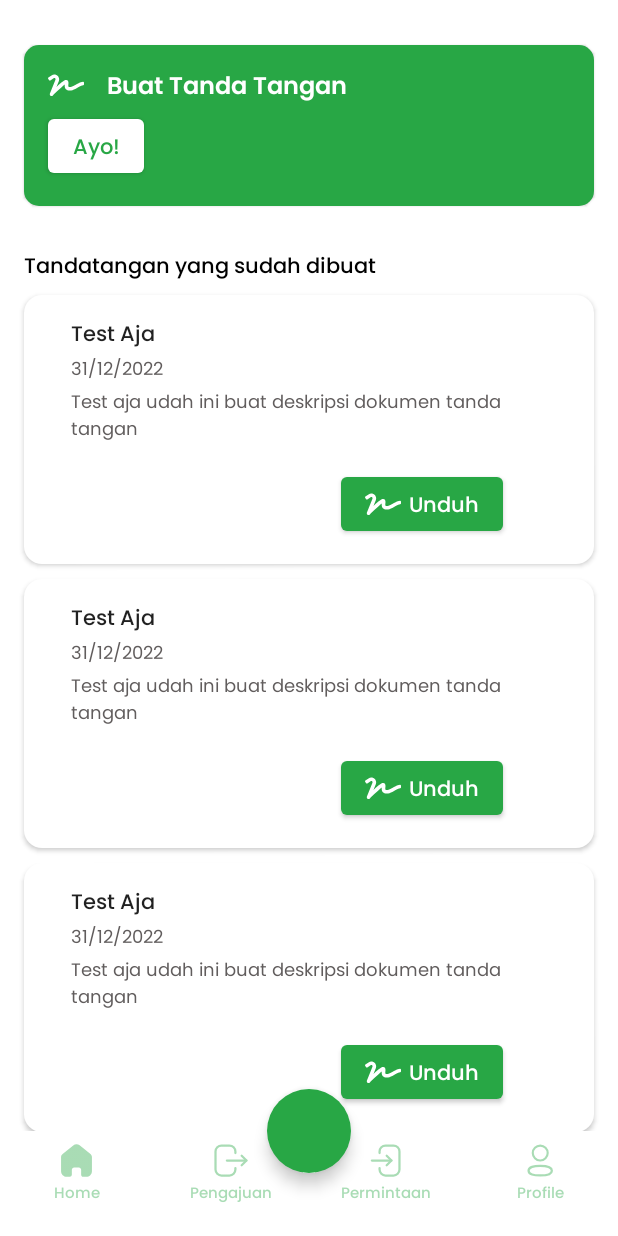
After one commit to Adnif/taio-frontend, an Android app built with Jetpack Compose: the ListSignatureScreen screen opened through its navigation route, on a phone screen of 412 x 824 dp. The commit adds this screen. Run offline under Robolectric (Android 15) with nearby library versions, the phone set to English and light mode, and no system bars.

Commit message:
Add signature list in DataSource, Create file SignatureList and ListSignatureScreen, and And added some code to navigate to ListSignatureScreen

```diff
--- a/app/src/main/java/com/taio/taio/data/DataSource.kt
+++ b/app/src/main/java/com/taio/taio/data/DataSource.kt
@@ -1,9 +1,11 @@
 package com.taio.taio.data
 
 import com.taio.taio.R
+import com.taio.taio.domain.model.SiganatureList
 import com.taio.taio.domain.model.User
 import com.taio.taio.domain.model.UserRequest
 import com.taio.taio.domain.model.UserRequested
+import java.security.Signature
 
 class DataSource() {
     fun loadFastRequest(): List<User> {
@@ -60,4 +62,33 @@ class DataSource() {
             ),
         )
     }
+
+    fun loadListSignature(): List<SiganatureList> {
+        return listOf<SiganatureList>(
+            SiganatureList(
+                "Test Aja",
+                "31/12/2022",
+                "12345678",
+                "Test aja udah ini buat deskripsi dokumen tanda tangan"
+            ),
+            SiganatureList(
+                "Test Aja",
+                "31/12/2022",
+                "12345678",
+                "Test aja udah ini buat deskripsi dokumen tanda tangan"
+            ),
+            SiganatureList(
+                "Test Aja",
+                "31/12/2022",
+                "12345678",
+                "Test aja udah ini buat deskripsi dokumen tanda tangan"
+            ),
+            SiganatureList(
+                "Test Aja",
+                "31/12/2022",
+                "12345678",
+                "Test aja udah ini buat deskripsi dokumen tanda tangan"
+            )
+        )
+    }
 }
--- /dev/null
+++ b/app/src/main/java/com/taio/taio/domain/model/SiganatureList.kt
@@ -0,0 +1,8 @@
+package com.taio.taio.domain.model
+
+data class SiganatureList(
+    val documentName: String,
+    val documentDate: String,
+    val documentNumber: String,
+    val documentDescription: String,
+)
--- a/app/src/main/java/com/taio/taio/ui/TandatanganioApp.kt
+++ b/app/src/main/java/com/taio/taio/ui/TandatanganioApp.kt
@@ -24,7 +24,10 @@ import androidx.navigation.compose.currentBackStackEntryAsState
 import androidx.navigation.compose.rememberNavController
 import com.taio.taio.R
 import com.taio.taio.domain.model.User
+import com.taio.taio.ui.screen.CreateSignatureScreen
 import com.taio.taio.ui.screen.HomeScreen
+import com.taio.taio.ui.screen.ListSignatureScreen
+import com.taio.taio.ui.screen.TestCreateScreen
 import com.taio.taio.ui.theme.TandatanganioMobileTheme
 import com.taio.taio.ui.theme.fonts
 
@@ -62,6 +65,12 @@ sealed class TandatanganioScreen(
         title = "Profile",
         icon = R.drawable.profile
     )
+
+    object Create : TandatanganioScreen(
+        route = "cretaesignature",
+        title = "Create Signature",
+        icon = R.drawable.generated_count
+    )
 }
 
 @Composable
@@ -85,6 +94,12 @@ fun TandatanganioNavGraph(navController: NavHostController) {
         composable(route = TandatanganioScreen.Profile.route) {
             HomeScreen(User(0, ""))
         }
+        composable(route = "ListSignature"){
+            ListSignatureScreen(navController = navController)
+        }
+        composable(route = TandatanganioScreen.Create.route){
+            TestCreateScreen(navController = navController)
+        }
     }
 }
 
@@ -100,7 +115,7 @@ fun TandatanganioApp() {
         floatingActionButton = {
             FloatingActionButton(
                 shape = CircleShape,
-                onClick = { TODO() },
+                onClick = {navController.navigate("ListSignature")},
                 backgroundColor = MaterialTheme.colors.primary,
                 contentColor = MaterialTheme.colors.secondary
             ) {
--- a/app/src/main/java/com/taio/taio/ui/screen/CreateSignatureScreen.kt
+++ b/app/src/main/java/com/taio/taio/ui/screen/CreateSignatureScreen.kt
@@ -22,8 +22,14 @@ import androidx.compose.ui.tooling.preview.Preview
 import androidx.compose.ui.unit.dp
 import androidx.compose.ui.unit.sp
 import androidx.lifecycle.viewmodel.compose.viewModel
+import androidx.navigation.NavController
 import com.taio.taio.data.CreateState
 import com.taio.taio.viewmodel.CreateSignatureViewModel
+
+@Composable
+fun TestCreateScreen(navController: NavController){
+    CreateSignatureScreen()
+}
 
 @Composable
 fun CreateSignatureScreen(viewModel: CreateSignatureViewModel = viewModel()){
@@ -41,7 +47,8 @@ fun CreateSignatureScreen(viewModel: CreateSignatureViewModel = viewModel()){
     }
 
     Scaffold(
-        modifier = Modifier.fillMaxHeight(),
+        modifier = Modifier
+            .fillMaxHeight(),
         topBar = {
             TopAppBar() {
                 Text(
@@ -114,7 +121,7 @@ fun PageOne(
             label = "Tanggal Dokumen*",
             placeholder = "Tanggal(yyyy/mm/dd)",
             text = createState.documentDate,
-            onValueChange = {documentDate -> viewModel.onDocName(documentDate)},
+            onValueChange = {documentDate -> viewModel.onDocDate(documentDate)},
             isError = {error -> viewModel.isFormError(error)},
             errorState = createState.isFormError,
             keyboardOptions = KeyboardOptions(
@@ -162,8 +169,7 @@ fun PageOne(
                 }
             )
         )
-        Spacer(Modifier.size(80
-            .dp))
+        Spacer(Modifier.size(80.dp))
         Spacer(Modifier.weight(1f))
         ButtonFooter(
             label = "Next",
@@ -175,6 +181,7 @@ fun PageOne(
                 }
             }
         )
+        Spacer(Modifier.size(80.dp))
     }
 }
 
@@ -185,7 +192,12 @@ fun PageTwo(
     page: MutableState<Int>,
     focusManager: FocusManager
 ){
+    Column(modifier = Modifier
+        .verticalScroll(rememberScrollState())
+        .padding(16.dp)
+        .padding(top = 10.dp)) {
 
+    }
 }
 
 @Composable
--- /dev/null
+++ b/app/src/main/java/com/taio/taio/ui/screen/ListSignatureScreen.kt
@@ -0,0 +1,159 @@
+package com.taio.taio.ui.screen
+
+import androidx.compose.runtime.Composable
+import androidx.compose.foundation.layout.*
+import androidx.compose.foundation.lazy.LazyColumn
+import androidx.compose.foundation.lazy.items
+import androidx.compose.foundation.rememberScrollState
+import androidx.compose.foundation.shape.RoundedCornerShape
+import androidx.compose.foundation.verticalScroll
+import androidx.compose.material.*
+import androidx.compose.ui.Alignment
+import androidx.compose.ui.Modifier
+import androidx.compose.ui.graphics.Color
+import androidx.compose.ui.res.painterResource
+import androidx.compose.ui.unit.dp
+import androidx.navigation.NavController
+import com.taio.taio.data.DataSource
+import com.taio.taio.R
+import com.taio.taio.domain.model.SiganatureList
+import com.taio.taio.ui.TandatanganioScreen
+import com.taio.taio.ui.theme.*
+
+@Composable
+fun ListSignatureScreen(navController: NavController){
+    val dataSignature = DataSource().loadListSignature()
+    Column() {
+        Column() {
+            BannerCreate(navController = navController)
+        }
+        Column {
+            ListSignature(dataSignature)
+        }
+    }
+
+}
+
+
+@Composable
+fun BannerCreate(navController: NavController){
+    Column(modifier = Modifier
+        .verticalScroll(rememberScrollState())
+        .fillMaxHeight()
+        .padding(top = 30.dp, bottom = 30.dp)) {
+
+        Card(
+            shape = RoundedCornerShape(10.dp),
+            backgroundColor = Green500,
+            modifier = Modifier
+                .padding(horizontal = 16.dp)
+                .defaultMinSize(400.dp)
+        ) {
+            Column(modifier = Modifier.padding(16.dp)) {
+                Row(
+                    modifier = Modifier
+                        .padding(PaddingValues(bottom = 5.dp))
+                        .fillMaxWidth(),
+                    verticalAlignment = Alignment.CenterVertically,
+                ) {
+                    Icon(
+                        painter = painterResource(id = R.drawable.generated_count),
+                        contentDescription = null,
+                        tint = Color.White,
+                        modifier = Modifier.padding(end = 15.dp)
+                    )
+                    Text(
+                        text = "Buat Tanda Tangan",
+                        style = Typography.h4,
+                        color = Color.White
+                    )
+                }
+                Button(
+                    colors = ButtonDefaults.buttonColors(backgroundColor = Color.White),
+                    onClick = {navController.navigate(
+                    TandatanganioScreen.Create.route)}
+                ) {
+                    Text(
+                        text = "Ayo!",
+                        style = Typography.h6,
+                        color = Green500
+                    )
+
+                }
+            }
+        }
+    }
+}
+
+@Composable
+fun ListSignature(siganatureList: List<SiganatureList>){
+    LazyColumn(modifier = Modifier.padding(horizontal = 16.dp)) {
+        item{
+            Text(
+                text = "Tandatangan yang sudah dibuat",
+                style = Typography.h6,
+                color = Color.Black,
+            )
+        }
+        items(items = siganatureList) { request ->
+            ShapeListSignature(siganatureList = request)
+        }
+    }
+}
+
+@Composable
+fun ShapeListSignature(siganatureList: SiganatureList, modifier: Modifier = Modifier) {
+    Card(
+        shape = RoundedCornerShape(12.dp),
+        elevation = 2.dp,
+        modifier = Modifier
+            .fillMaxWidth()
+            .padding(top = 10.dp)
+    ) {
+        Row(
+            modifier = Modifier.padding(16.dp)
+        ) {
+            Column(
+                modifier = modifier
+                    .padding(start = 15.dp)
+            ) {
+                Text(
+                    text = siganatureList.documentName,
+                    style = Typography.h6
+                )
+                Text(
+                    text = siganatureList.documentDate,
+                    style = Typography.body2,
+                    color = Gray700,
+                    modifier = modifier.padding(PaddingValues(top = 5.dp))
+                )
+                Text(
+                    text = siganatureList.documentDescription,
+                    style = Typography.body2,
+                    color = Gray700,
+                    modifier = modifier.padding(PaddingValues(top = 5.dp))
+                )
+                Row(modifier = Modifier.padding(top = 18.dp),
+                    horizontalArrangement = Arrangement.End) {
+                    Button(
+                        colors = ButtonDefaults.buttonColors(backgroundColor = Green500),
+                        modifier = Modifier.padding(start = 180.dp),
+                        onClick = {}
+                    ) {
+                        Icon(
+                            painterResource(id = R.drawable.generated_count),
+                            contentDescription = null,
+                            tint = Color.White,
+                            modifier = Modifier.padding(end = 5.dp)
+                        )
+                        Text(
+                            text = "Unduh",
+                            style = Typography.h6,
+                            color = Color.White
+                        )
+                    }
+                }
+            }
+        }
+    }
+}
```
